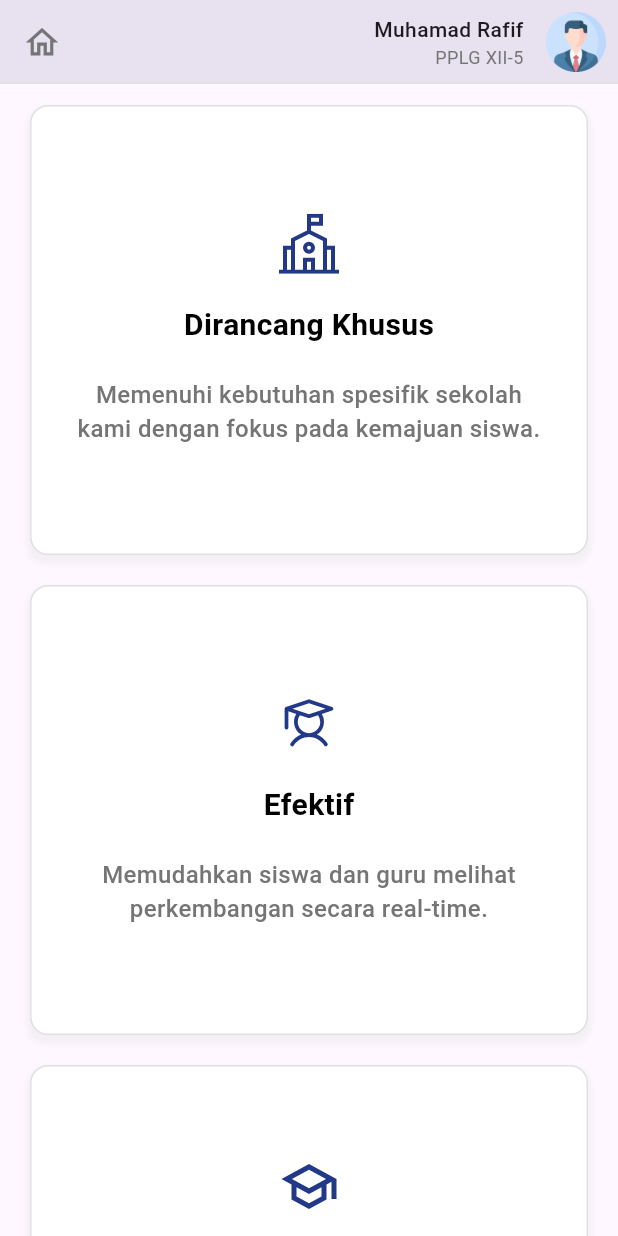
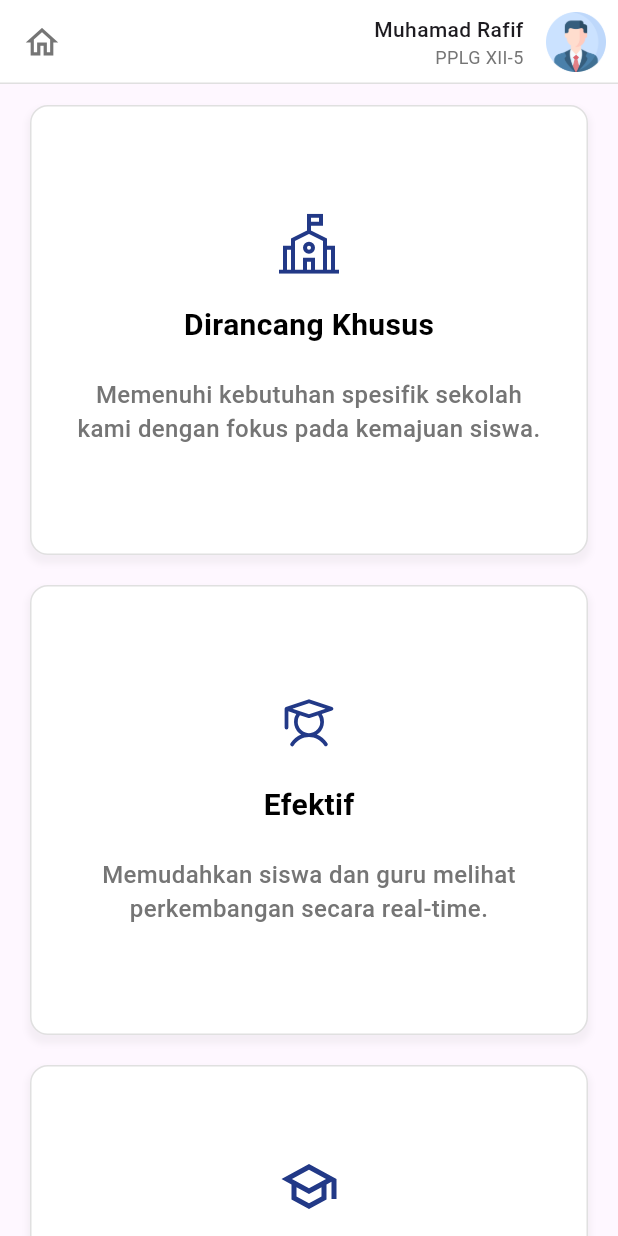
Before and after one commit to rafif2112/jurnalku-app, a Flutter app: the Dashboard screen opened directly, scrolled down 576 dp, on a phone screen of 412 x 824 dp. Run offline on Flutter 3.47's test engine with Material 3 defaults, Android fonts, the phone set to English and light mode, and no system bars; our stand-ins replace flutter_svg, font_awesome_flutter.

Commit message:
feat: Add Profile page and AppBar component with navigation options
- Implemented Profile page with a back button, profile picture, and placeholder for user information.
- Created AppBarComponent with a dropdown menu for navigation to different pages including Dashboard and Profile.
- Integrated navigation functionality in the AppBar for seamless user experience.

```diff
--- a/lib/pages/dashboard.dart
+++ b/lib/pages/dashboard.dart
@@ -2,6 +2,7 @@
 
 import 'package:flutter/material.dart';
 import 'package:flutter_svg/flutter_svg.dart';
+import 'package:jurnalku_app/widgets/appbar/app_bar_component.dart';
 import 'package:jurnalku_app/widgets/card/dashboard_card.dart';
 import 'package:jurnalku_app/widgets/card/statistic_card.dart';
 
@@ -11,43 +12,7 @@ class Dashboard extends StatelessWidget {
   @override
   Widget build(BuildContext context) {
     return Scaffold(
-      appBar: AppBar(
-        shape: Border(
-          bottom: BorderSide(color: Colors.grey.shade300, width: 1.0),
-        ),
-        leading: IconButton(
-          icon: Icon(Icons.home_outlined, size: 26, color: Colors.grey[600]),
-          onPressed: () {},
-        ),
-        actions: [
-          Padding(
-            padding: const EdgeInsets.all(8.0),
-            child: Row(
-              children: [
-                Column(
-                  mainAxisAlignment: MainAxisAlignment.center,
-                  crossAxisAlignment: CrossAxisAlignment.end,
-                  children: [
-                    Text(
-                      'Muhamad Rafif',
-                      style: TextStyle(
-                        fontSize: 14,
-                        fontWeight: FontWeight.w500,
-                      ),
-                    ),
-                    Text(
-                      'PPLG XII-5',
-                      style: TextStyle(fontSize: 12, color: Colors.grey[600]),
-                    ),
-                  ],
-                ),
-                SizedBox(width: 15),
-                Image.asset('assets/images/profile.png', width: 40, height: 40),
-              ],
-            ),
-          ),
-        ],
-      ),
+      appBar: const AppBarComponent(),
       body: SingleChildScrollView(
         child: Column(
           children: [
--- /dev/null
+++ b/lib/widgets/appbar/app_bar_component.dart
@@ -0,0 +1,105 @@
+import 'package:flutter/material.dart';
+import 'package:jurnalku_app/pages/dashboard.dart';
+import 'package:jurnalku_app/pages/profile.dart';
+
+enum MenuOptions {
+  dashboard(icon: Icons.home_outlined, label: 'Dashboard', widget: Dashboard()),
+  profile(icon: Icons.person_2_outlined, label: 'Profil', widget: Profile()),
+  explore(icon: Icons.explore_outlined, label: 'Jelajahi'),
+  jurnalPembiasaan(icon: Icons.book_outlined, label: 'Jurnal Pembiasaan'),
+  permintaanSaksi(icon: Icons.how_to_reg_outlined, label: 'Permintaan Saksi'),
+  progress(icon: Icons.bar_chart_outlined, label: 'Progress'),
+  catatanSikap(icon: Icons.warning_amber_outlined, label: 'Catatan Sikap'),
+  panduanPenggunaan(icon: Icons.menu_book_outlined, label: 'Panduan Penggunaan'),
+  pengaturanAkun(icon: Icons.settings_outlined, label: 'Pengaturan Akun'),
+  logOut(icon: Icons.logout_outlined, label: 'Log Out');
+
+  final IconData icon;
+  final String label;
+  final Widget? widget;
+
+  const MenuOptions({required this.icon, required this.label, this.widget});
+}
+
+class AppBarComponent extends StatelessWidget implements PreferredSizeWidget {
+  const AppBarComponent({super.key});
+
+  @override
+  Widget build(BuildContext context) {
+    return AppBar(
+      backgroundColor: Colors.white,
+      scrolledUnderElevation: 0.0,
+      surfaceTintColor: Colors.transparent,
+      shape: Border(
+        bottom: BorderSide(color: Colors.grey.shade300, width: 1.0),
+      ),
+      leading: IconButton(
+        icon: Icon(Icons.home_outlined, size: 26, color: Colors.grey[600]),
+        onPressed: () {},
+      ),
+      actions: [
+        PopupMenuButton<MenuOptions>(
+          offset: const Offset(0, 55),
+          color: Colors.white,
+          itemBuilder: (context) => MenuOptions.values.map((option) {
+            return PopupMenuItem<MenuOptions>(
+              value: option,
+              onTap: option.widget != null
+                  ? () {
+                      Navigator.push(
+                        context,
+                        MaterialPageRoute(builder: (context) => option.widget!),
+                      );
+                    }
+                  : null,
+              child: SizedBox(
+                child: Row(
+                  children: [
+                    Icon(option.icon, color: Colors.grey[700]),
+                    const SizedBox(width: 10),
+                    Text(
+                      option.label,
+                      style: TextStyle(color: Colors.grey[800]),
+                    ),
+                  ],
+                ),
+              ),
+            );
+          }).toList(),
+          onSelected: (value) {
+            // Handle menu item selection
+          },
+          child: Padding(
+            padding: const EdgeInsets.all(8.0),
+            child: Row(
+              children: [
+                Column(
+                  mainAxisAlignment: MainAxisAlignment.center,
+                  crossAxisAlignment: CrossAxisAlignment.end,
+                  children: [
+                    Text(
+                      'Muhamad Rafif',
+                      style: TextStyle(
+                        fontSize: 14,
+                        fontWeight: FontWeight.w500,
+                      ),
+                    ),
+                    Text(
+                      'PPLG XII-5',
+                      style: TextStyle(fontSize: 12, color: Colors.grey[600]),
+                    ),
+                  ],
+                ),
+                SizedBox(width: 15),
+                Image.asset('assets/images/profile.png', width: 40, height: 40),
+              ],
+            ),
+          ),
+        ),
+      ],
+    );
+  }
+
+  @override
+  Size get preferredSize => const Size.fromHeight(kToolbarHeight);
+}
```
Also changed, not shown: lib/pages/profile.dart (added, +111 -0 lines), assets/images/wikrama-mewah.png (added).
